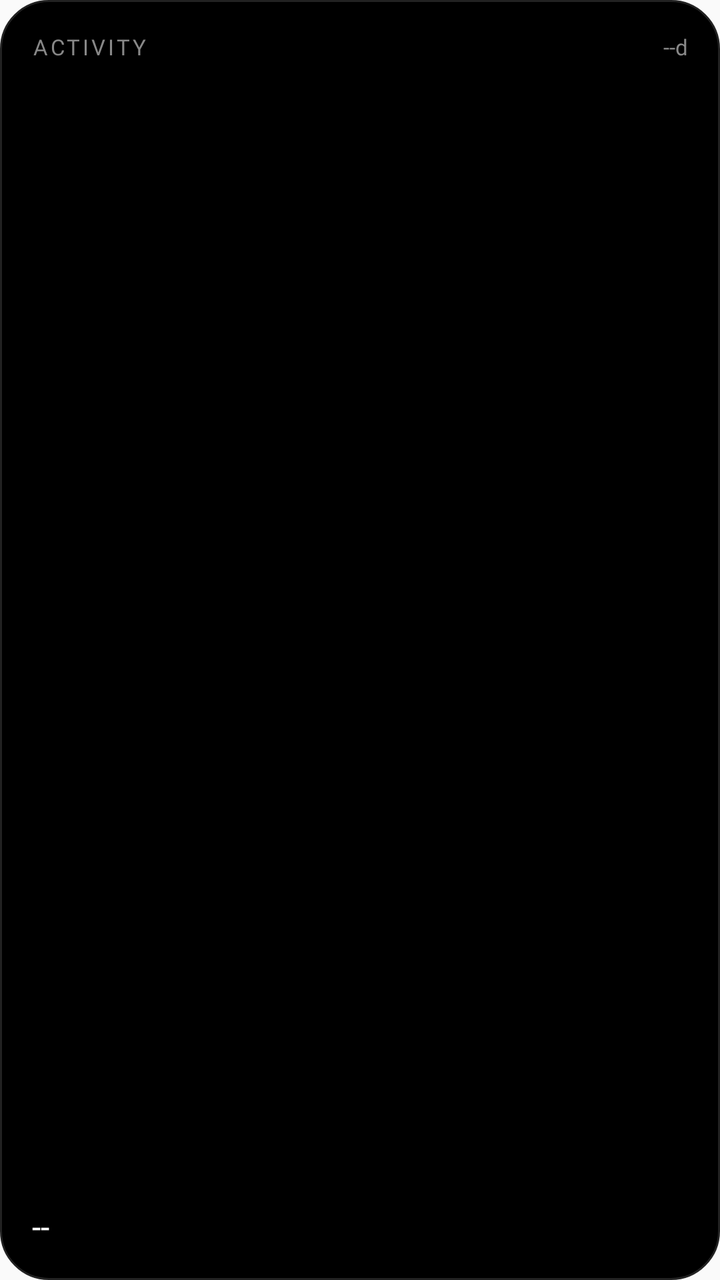
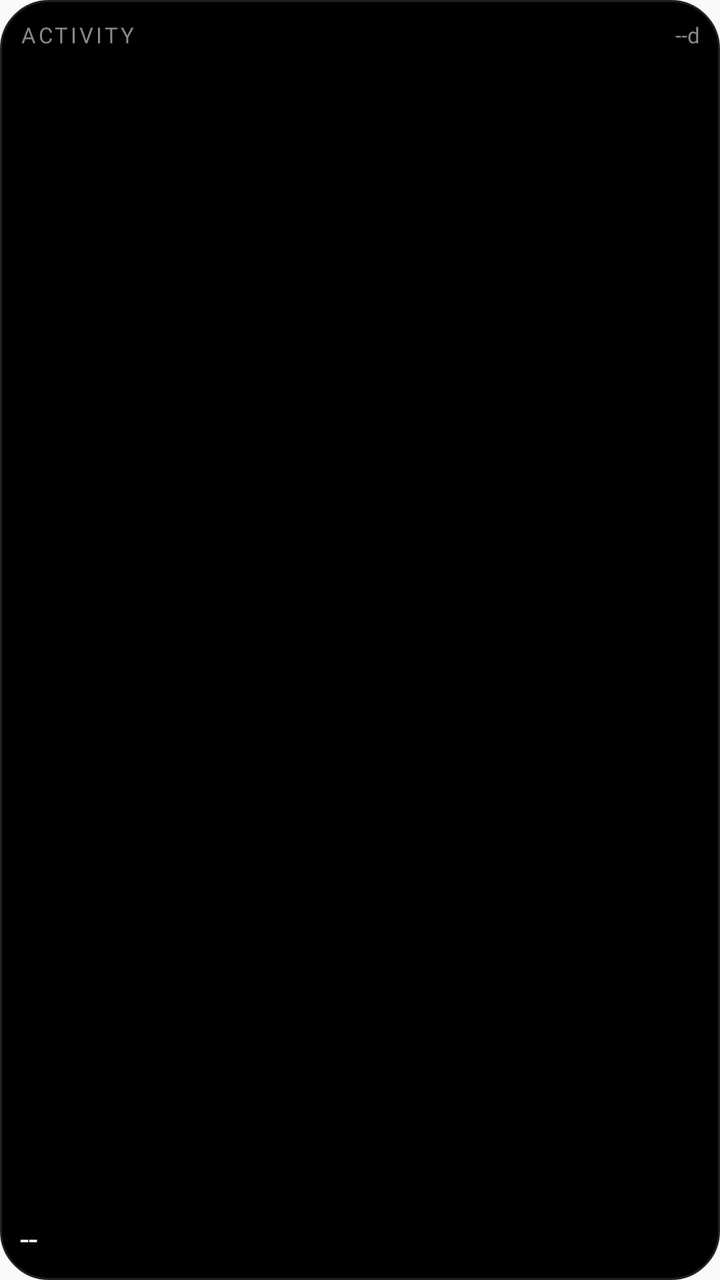

Two renders of the same Android screen: before a commit and after it. Below are the layout's source before the change and the commit's diff.
<!-- AndroidManifest.xml: application theme AppTheme -->
<!-- res/layout/widget_activity.xml -->
<?xml version="1.0" encoding="utf-8"?>
<LinearLayout xmlns:android="http://schemas.android.com/apk/res/android"
    android:id="@+id/activity_root"
    android:layout_width="match_parent"
    android:layout_height="match_parent"
    android:background="@drawable/widget_bg"
    android:orientation="vertical"
    android:padding="16dp">

    <LinearLayout
        android:layout_width="match_parent"
        android:layout_height="wrap_content"
        android:orientation="horizontal"
        android:gravity="center_vertical">

        <TextView
            android:id="@+id/activity_label"
            android:layout_width="0dp"
            android:layout_height="wrap_content"
            android:layout_weight="1"
            android:fontFamily="@font/space_grotesk"
            android:letterSpacing="0.12"
            android:text="ACTIVITY"
            android:textAllCaps="true"
            android:textColor="#888888"
            android:textSize="11sp" />

        <TextView
            android:id="@+id/activity_streak"
            android:layout_width="wrap_content"
            android:layout_height="wrap_content"
            android:fontFamily="@font/space_grotesk"
            android:textColor="#888888"
            android:textSize="11sp"
            android:text="--d" />
    </LinearLayout>

    <ImageView
        android:id="@+id/activity_grid"
        android:layout_width="match_parent"
        android:layout_height="0dp"
        android:layout_weight="1"
        android:layout_marginTop="8dp"
        android:scaleType="fitCenter"
        android:contentDescription="Workout activity grid" />

    <TextView
        android:id="@+id/activity_total"
        android:layout_width="wrap_content"
        android:layout_height="wrap_content"
        android:layout_marginTop="6dp"
        android:fontFamily="@font/doto"
        android:textColor="#FFFFFF"
        android:textSize="16sp"
        android:text="--" />
</LinearLayout>
<!-- resources referenced by this layout -->
<resources>
  <!-- drawable widget_bg (drawable) -->
  <?xml version="1.0" encoding="utf-8"?>
  <shape xmlns:android="http://schemas.android.com/apk/res/android">
      <solid android:color="#000000" />
      <corners android:radius="24dp" />
      <stroke android:width="1dp" android:color="#222222" />
  </shape>
  <style name="AppTheme" parent="Theme.AppCompat.Light.DarkActionBar">
          
          <item name="colorPrimary">@color/colorPrimary</item>
          <item name="colorPrimaryDark">@color/colorPrimaryDark</item>
          <item name="colorAccent">@color/colorAccent</item>
      </style>
</resources>

<!-- the commit's change to res/layout/widget_activity.xml (unified diff, before → after) -->
@@ -5,7 +5,7 @@
     android:layout_height="match_parent"
     android:background="@drawable/widget_bg"
     android:orientation="vertical"
-    android:padding="16dp">
+    android:padding="10dp">
 
     <LinearLayout
         android:layout_width="match_parent"
@@ -40,7 +40,7 @@
         android:layout_width="match_parent"
         android:layout_height="0dp"
         android:layout_weight="1"
-        android:layout_marginTop="8dp"
+        android:layout_marginTop="4dp"
         android:scaleType="fitCenter"
         android:contentDescription="Workout activity grid" />
 
